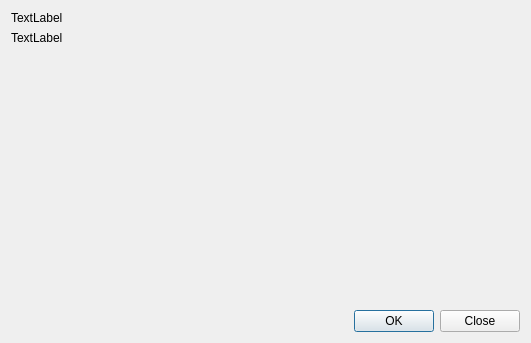
First picture: the form in src/ui/dialogs/edit_date.ui, repository seigneurfuo/MyAnimeManager3, before the edit.
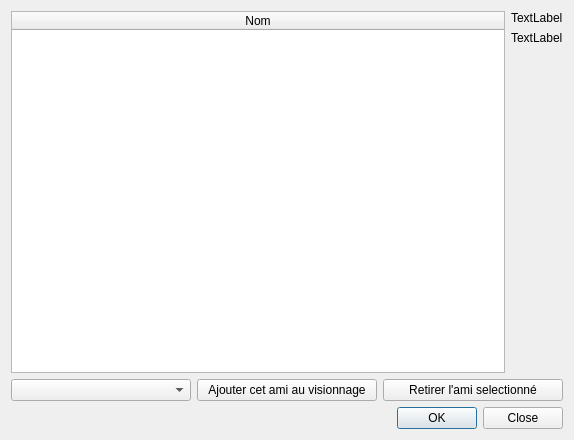
Second picture: the form after the edit. Icons and pictures are not drawn.

Commit message: Première mise en place d'ajouter des anis à un visonage afin de savoir avec qui on l'a vu tel ou tel épisode.

```diff
--- a/src/ui/dialogs/edit_date.ui
+++ b/src/ui/dialogs/edit_date.ui
@@ -9,8 +9,8 @@
    <rect>
     <x>0</x>
     <y>0</y>
-    <width>531</width>
-    <height>343</height>
+    <width>574</width>
+    <height>440</height>
    </rect>
   </property>
   <property name="windowTitle">
@@ -27,7 +27,20 @@
    <item row="0" column="0">
     <layout class="QHBoxLayout" name="horizontalLayout_2">
      <item>
-      <layout class="QVBoxLayout" name="verticalLayout_2"/>
+      <layout class="QVBoxLayout" name="verticalLayout_2">
+       <item>
+        <widget class="QTableWidget" name="tableWidget">
+         <attribute name="horizontalHeaderStretchLastSection">
+          <bool>true</bool>
+         </attribute>
+         <column>
+          <property name="text">
+           <string>Nom</string>
+          </property>
+         </column>
+        </widget>
+       </item>
+      </layout>
      </item>
      <item>
       <layout class="QVBoxLayout" name="verticalLayout">
@@ -63,6 +76,27 @@
     </layout>
    </item>
    <item row="1" column="0">
+    <layout class="QHBoxLayout" name="horizontalLayout_3">
+     <item>
+      <widget class="QComboBox" name="comboBox"/>
+     </item>
+     <item>
+      <widget class="QPushButton" name="pushButton">
+       <property name="text">
+        <string>Ajouter cet ami au visionnage</string>
+       </property>
+      </widget>
+     </item>
+     <item>
+      <widget class="QPushButton" name="pushButton_2">
+       <property name="text">
+        <string>Retirer l'ami selectionné</string>
+       </property>
+      </widget>
+     </item>
+    </layout>
+   </item>
+   <item row="2" column="0">
     <widget class="QDialogButtonBox" name="buttonBox">
      <property name="orientation">
       <enum>Qt::Horizontal</enum>
```
The commit also changes 7 other files.
